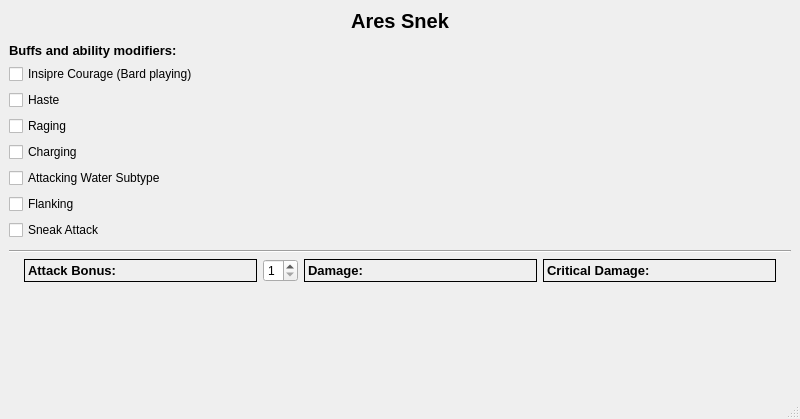
This is main_window.ui in asarinn/ares_snek as Qt 5 draws it before an edit. The edited form follows.
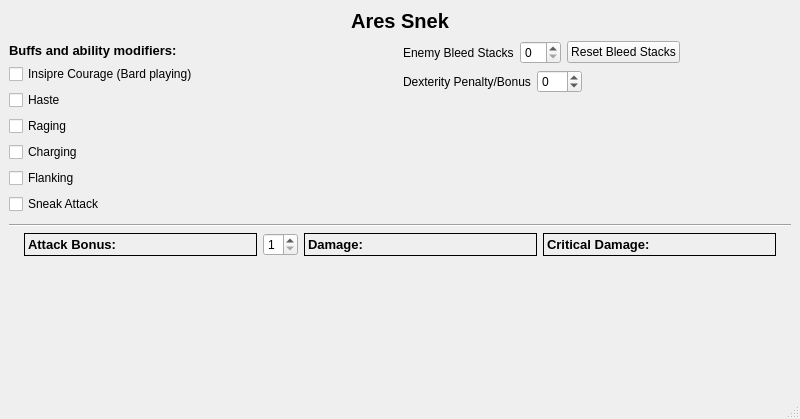
This is the edited form.

Commit message: update for new weapon with bleed stacks and dex penalty

```diff
--- a/main_window.ui
+++ b/main_window.ui
@@ -97,13 +97,6 @@
             </property>
            </widget>
           </item>
-          <item>
-           <widget class="QCheckBox" name="water_subtype_check_box">
-            <property name="text">
-             <string>Attacking Water Subtype</string>
-            </property>
-           </widget>
-          </item>
           <item>
            <widget class="QCheckBox" name="flanking_bonus_check_box">
             <property name="text">
@@ -121,7 +114,96 @@
          </layout>
         </item>
         <item>
-         <layout class="QVBoxLayout" name="verticalLayout_5"/>
+         <layout class="QVBoxLayout" name="verticalLayout_5">
+          <item>
+           <layout class="QHBoxLayout" name="horizontalLayout_2">
+            <item>
+             <widget class="QLabel" name="label_3">
+              <property name="text">
+               <string>Enemy Bleed Stacks</string>
+              </property>
+             </widget>
+            </item>
+            <item>
+             <widget class="QSpinBox" name="bleed_stacks_spinbox">
+              <property name="maximum">
+               <number>10</number>
+              </property>
+             </widget>
+            </item>
+            <item>
+             <widget class="QPushButton" name="reset_stacks_button">
+              <property name="text">
+               <string>Reset Bleed Stacks</string>
+              </property>
+             </widget>
+            </item>
+            <item>
+             <spacer name="horizontalSpacer">
+              <property name="orientation">
+               <enum>Qt::Horizontal</enum>
+              </property>
+              <property name="sizeHint" stdset="0">
+               <size>
+                <width>40</width>
+                <height>20</height>
+               </size>
+              </property>
+             </spacer>
+            </item>
+           </layout>
+          </item>
+          <item>
+           <layout class="QHBoxLayout" name="horizontalLayout_4">
+            <property name="bottomMargin">
+             <number>10</number>
+            </property>
+            <item>
+             <widget class="QLabel" name="label_4">
+              <property name="text">
+               <string>Dexterity Penalty/Bonus</string>
+              </property>
+             </widget>
+            </item>
+            <item>
+             <widget class="QSpinBox" name="dex_mod_spinbox">
+              <property name="minimum">
+               <number>-99</number>
+              </property>
+              <property name="value">
+               <number>0</number>
+              </property>
+             </widget>
+            </item>
+            <item>
+             <spacer name="horizontalSpacer_2">
+              <property name="orientation">
+               <enum>Qt::Horizontal</enum>
+              </property>
+              <property name="sizeHint" stdset="0">
+               <size>
+                <width>40</width>
+                <height>20</height>
+               </size>
+              </property>
+             </spacer>
+            </item>
+           </layout>
+          </item>
+          <item>
+           <spacer name="verticalSpacer_2">
+            <property name="orientation">
+             <enum>Qt::Vertical</enum>
+            </property>
+            <property name="sizeHint" stdset="0">
+             <size>
+              <width>20</width>
+              <height>40</height>
+             </size>
+            </property>
+           </spacer>
+          </item>
+         </layout>
         </item>
        </layout>
       </item>
```
The commit also changes 4 other files.
